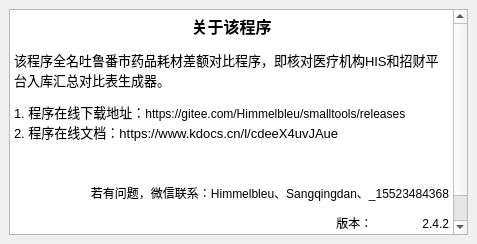
The window that Python/CompareData/ui/InfoDialog.ui (Himmelbleu/py_tools) describes before a commit, drawn with Qt 5.
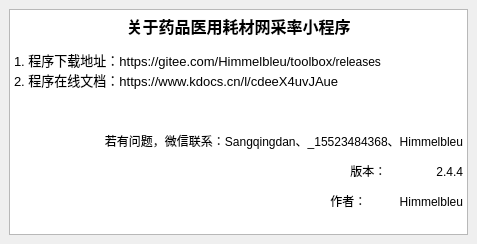
The same window after the commit.

What changed in the file:
```diff
--- a/Python/CompareData/ui/InfoDialog.ui
+++ b/Python/CompareData/ui/InfoDialog.ui
@@ -30,14 +30,13 @@
 &lt;html&gt;&lt;head&gt;&lt;meta name=&quot;qrichtext&quot; content=&quot;1&quot; /&gt;&lt;style type=&quot;text/css&quot;&gt;
 p, li { white-space: pre-wrap; }
 &lt;/style&gt;&lt;/head&gt;&lt;body style=&quot; font-family:'SimSun'; font-size:9pt; font-weight:400; font-style:normal;&quot;&gt;
-&lt;p align=&quot;center&quot; style=&quot; margin-top:0px; margin-bottom:0px; margin-left:0px; margin-right:0px; -qt-block-indent:0; text-indent:0px;&quot;&gt;&lt;span style=&quot; font-size:12pt; font-weight:600;&quot;&gt;关于该程序&lt;/span&gt;&lt;/p&gt;
-&lt;p style=&quot; margin-top:12px; margin-bottom:12px; margin-left:0px; margin-right:0px; -qt-block-indent:0; text-indent:0px;&quot;&gt;&lt;span style=&quot; font-size:10pt;&quot;&gt;该程序全名吐鲁番市药品耗材差额对比程序，即核对医疗机构HIS和招财平台入库汇总对比表生成器。&lt;/span&gt;&lt;/p&gt;
-&lt;p style=&quot; margin-top:12px; margin-bottom:12px; margin-left:0px; margin-right:0px; -qt-block-indent:0; text-indent:0px;&quot;&gt;&lt;span style=&quot; font-size:10pt;&quot;&gt;1. 程序在线下载地址：&lt;/span&gt;https://gitee.com/Himmelbleu/smalltools/releases&lt;br /&gt;&lt;span style=&quot; font-size:10pt;&quot;&gt;2. 程序在线文档：https://www.kdocs.cn/l/cdeeX4uvJAue&lt;/span&gt;&lt;/p&gt;
+&lt;p align=&quot;center&quot; style=&quot; margin-top:0px; margin-bottom:0px; margin-left:0px; margin-right:0px; -qt-block-indent:0; text-indent:0px;&quot;&gt;&lt;span style=&quot; font-size:12pt; font-weight:600;&quot;&gt;关于药品医用耗材网采率小程序&lt;/span&gt;&lt;/p&gt;
+&lt;p style=&quot; margin-top:12px; margin-bottom:12px; margin-left:0px; margin-right:0px; -qt-block-indent:0; text-indent:0px;&quot;&gt;&lt;span style=&quot; font-size:10pt;&quot;&gt;1. 程序下载地址：https://gitee.com/Himmelbleu/toolbox&lt;/span&gt;/releases&lt;br /&gt;&lt;span style=&quot; font-size:10pt;&quot;&gt;2. 程序在线文档：https://www.kdocs.cn/l/cdeeX4uvJAue&lt;/span&gt;&lt;/p&gt;
 &lt;p style=&quot;-qt-paragraph-type:empty; margin-top:0px; margin-bottom:0px; margin-left:0px; margin-right:0px; -qt-block-indent:0; text-indent:0px; font-size:10pt;&quot;&gt;&lt;br /&gt;&lt;/p&gt;
 &lt;p style=&quot;-qt-paragraph-type:empty; margin-top:0px; margin-bottom:0px; margin-left:0px; margin-right:0px; -qt-block-indent:0; text-indent:0px; font-size:10pt;&quot;&gt;&lt;br /&gt;&lt;/p&gt;
-&lt;p align=&quot;right&quot; style=&quot; margin-top:0px; margin-bottom:0px; margin-left:0px; margin-right:0px; -qt-block-indent:0; text-indent:0px;&quot;&gt;若有问题，微信联系：Himmelbleu、Sangqingdan、_15523484368&lt;/p&gt;
-&lt;p align=&quot;right&quot; style=&quot; margin-top:12px; margin-bottom:12px; margin-left:0px; margin-right:0px; -qt-block-indent:0; text-indent:0px;&quot;&gt;版本：               2.4.2&lt;/p&gt;
-&lt;p align=&quot;right&quot; style=&quot; margin-top:12px; margin-bottom:12px; margin-left:0px; margin-right:0px; -qt-block-indent:0; text-indent:0px;&quot;&gt;作者：Himmelbleu（郑人滏）&lt;/p&gt;&lt;/body&gt;&lt;/html&gt;</string>
+&lt;p align=&quot;right&quot; style=&quot; margin-top:0px; margin-bottom:0px; margin-left:0px; margin-right:0px; -qt-block-indent:0; text-indent:0px;&quot;&gt;若有问题，微信联系：Sangqingdan、_15523484368、Himmelbleu&lt;/p&gt;
+&lt;p align=&quot;right&quot; style=&quot; margin-top:12px; margin-bottom:12px; margin-left:0px; margin-right:0px; -qt-block-indent:0; text-indent:0px;&quot;&gt;版本：               2.4.4&lt;/p&gt;
+&lt;p align=&quot;right&quot; style=&quot; margin-top:12px; margin-bottom:12px; margin-left:0px; margin-right:0px; -qt-block-indent:0; text-indent:0px;&quot;&gt;作者：          Himmelbleu&lt;/p&gt;&lt;/body&gt;&lt;/html&gt;</string>
       </property>
      </widget>
     </item>
```
